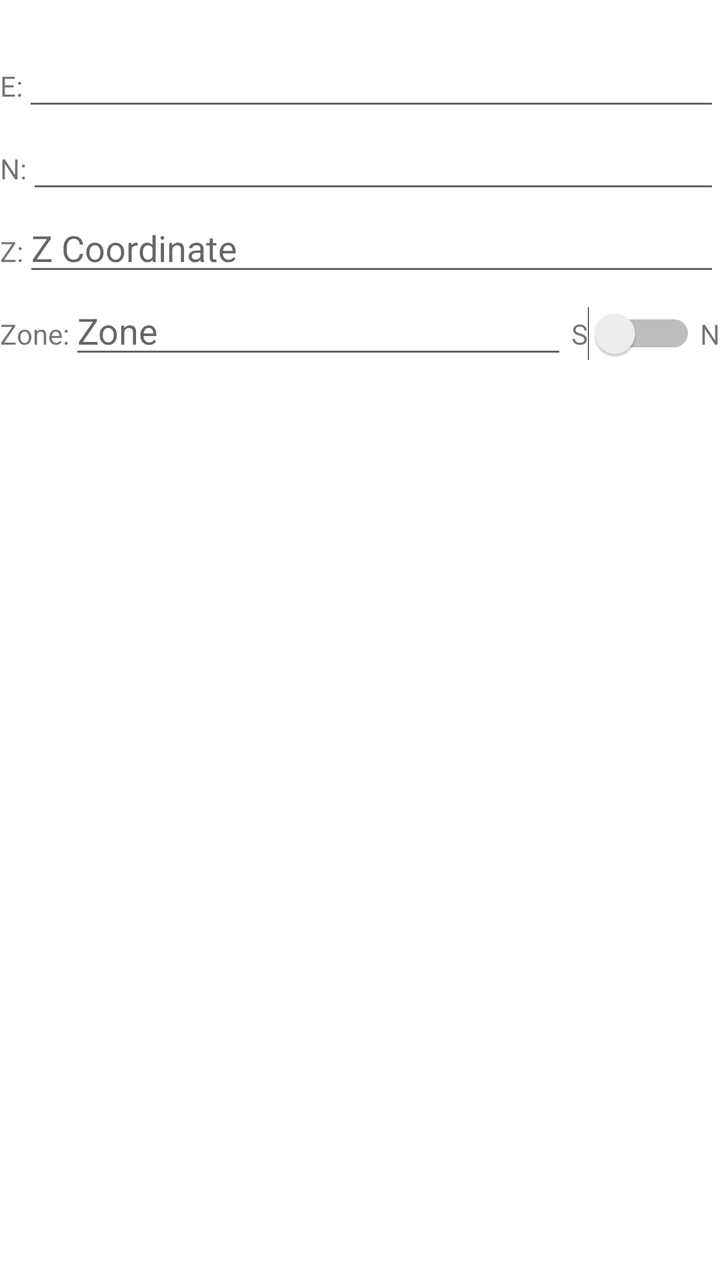
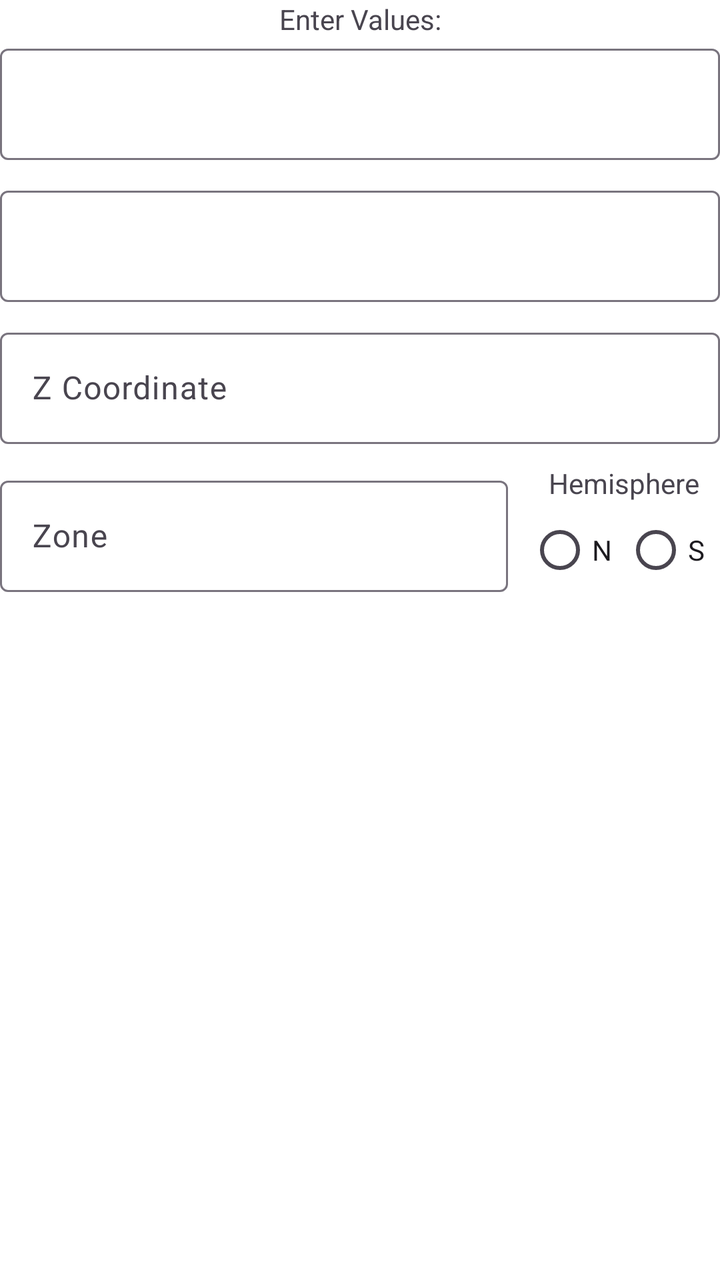

Before-and-after screenshots of an Android layout around one commit, followed by the original layout XML and the change that was made.
<!-- AndroidManifest.xml: application theme Theme.LandNv4 -->
<!-- res/layout/row_form_coord.xml -->
<LinearLayout xmlns:android="http://schemas.android.com/apk/res/android"
    android:orientation="vertical"
    android:layout_width="match_parent"
    android:layout_height="wrap_content"
    android:paddingBottom="16dp">

    <TextView
        android:id="@+id/tv_label"
        android:textStyle="bold"
        android:layout_width="wrap_content"
        android:layout_height="wrap_content"/>

    <LinearLayout
        android:orientation="vertical"
        android:layout_width="match_parent"
        android:layout_height="wrap_content">

        <LinearLayout
            android:id="@+id/ex_coord"
            android:orientation="horizontal"
            android:layout_width="match_parent"
            android:layout_height="wrap_content">

            <TextView
                android:id="@+id/tv_input_ex_label"
                android:layout_width="wrap_content"
                android:layout_height="wrap_content"
                android:text="E:"/>

            <EditText
                android:id="@+id/et_ex_coord"
                android:layout_width="0dp"
                android:layout_height="wrap_content"
                android:layout_weight="1"
                android:inputType="numberDecimal|numberSigned" />

        </LinearLayout>

        <LinearLayout
            android:id="@+id/ny_coord"
            android:orientation="horizontal"
            android:layout_width="match_parent"
            android:layout_height="wrap_content">

            <TextView
                android:id="@+id/tv_ny_label"
                android:layout_width="wrap_content"
                android:layout_height="wrap_content"
                android:text="N:"/>

            <EditText
                android:id="@+id/et_ny_coord"
                android:layout_width="0dp"
                android:layout_height="wrap_content"
                android:layout_weight="1"
                android:inputType="numberDecimal|numberSigned" />

        </LinearLayout>

        <LinearLayout
            android:id="@+id/z_coord"
            android:orientation="horizontal"
            android:layout_width="match_parent"
            android:layout_height="wrap_content">

            <TextView
                android:layout_width="wrap_content"
                android:layout_height="wrap_content"
                android:text="Z:"/>

            <EditText
                android:id="@+id/et_z_coord"
                android:layout_width="0dp"
                android:layout_height="wrap_content"
                android:layout_weight="1"
                android:inputType="numberDecimal"
                android:hint="Z Coordinate" />

        </LinearLayout>

        <LinearLayout
            android:id="@+id/zone_hemi"
            android:orientation="horizontal"
            android:layout_width="match_parent"
            android:layout_height="wrap_content">

            <TextView
                android:layout_width="wrap_content"
                android:layout_height="wrap_content"
                android:text="Zone:"/>

            <EditText
                android:id="@+id/et_zone"
                android:layout_width="0dp"
                android:layout_height="wrap_content"
                android:layout_weight="1"
                android:inputType="number"
                android:hint="Zone"/>

            <TextView
                android:layout_width="wrap_content"
                android:layout_height="wrap_content"
                android:text="S"
                android:layout_marginLeft="2dp"/>

            <Switch
                android:id="@+id/sw_hemi"
                android:layout_width="wrap_content"
                android:layout_height="wrap_content"
                android:textOn="N"
                android:textOff="S"/>

            <TextView
                android:layout_width="wrap_content"
                android:layout_height="wrap_content"
                android:text="N"
                android:layout_marginLeft="2dp"/>

        </LinearLayout>


    </LinearLayout>

    <TextView
        android:id="@+id/tv_error"
        android:layout_width="wrap_content"
        android:layout_height="wrap_content"/>
</LinearLayout>
<!-- resources referenced by this layout -->
<resources>
  <style name="Theme.LandNv4" parent="Theme.MaterialComponents.DayNight.NoActionBar">
          
          <item name="colorPrimary">@color/color_primary</item>
          <item name="colorPrimaryVariant">@color/color_primary_variant</item>
          <item name="colorOnPrimary">@color/color_on_primary</item>
  
          <item name="colorSecondary">@color/color_secondary</item>
          <item name="colorSecondaryVariant">@color/color_secondary_variant</item>
          <item name="colorOnSecondary">@color/color_on_secondary</item>
  
          
          <item name="android:windowBackground">@color/app_background</item>
          <item name="colorSurface">@color/app_surface</item>
          <item name="colorOnSurface">@color/app_on_surface</item>
      </style>
  <color name="color_primary">#1E88E5</color>
  <color name="color_primary_variant">#1565C0</color>
  <color name="color_on_primary">#FFFFFF</color>
  <color name="color_secondary">#26A69A</color>
  <color name="color_secondary_variant">#00897B</color>
  <color name="color_on_secondary">#FFFFFF</color>
  <color name="app_background">#FFFFFF</color>
  <color name="app_surface">#FFFFFF</color>
  <color name="app_on_surface">#111111</color>
</resources>

<!-- the commit's change to res/layout/row_form_coord.xml (unified diff, before → after) -->
@@ -1,128 +1,134 @@
 <LinearLayout xmlns:android="http://schemas.android.com/apk/res/android"
-    android:orientation="vertical"
     android:layout_width="match_parent"
     android:layout_height="wrap_content"
-    android:paddingBottom="16dp">
+    xmlns:app="http://schemas.android.com/apk/res-auto"
+    android:orientation="vertical"
+    android:layout_marginVertical="8dp"
+    android:layout_marginHorizontal="12dp">
 
-    <TextView
-        android:id="@+id/tv_label"
-        android:textStyle="bold"
-        android:layout_width="wrap_content"
-        android:layout_height="wrap_content"/>
-
-    <LinearLayout
-        android:orientation="vertical"
-        android:layout_width="match_parent"
-        android:layout_height="wrap_content">
+        <TextView
+            android:layout_width="match_parent"
+            android:layout_height="wrap_content"
+            android:textAlignment="center"
+            android:text="Enter Values:" />
 
         <LinearLayout
-            android:id="@+id/ex_coord"
+            android:layout_width="match_parent"
+            android:layout_height="wrap_content"
+            android:orientation="vertical">
+
+            <com.google.android.material.textfield.TextInputLayout
+                android:id="@+id/tilExCoord"
+                android:layout_width="match_parent"
+                android:layout_height="wrap_content"
+                android:layout_weight="1"
+                android:minHeight="56dp"
+                android:gravity="start|center_vertical"
+                style="?attr/textInputStyle">
+
+                <com.google.android.material.textfield.TextInputEditText
+                    android:id="@+id/et_ex_coord"
+                    android:layout_width="match_parent"
+                    android:layout_height="wrap_content"
+                    android:inputType="numberDecimal"/>
+            </com.google.android.material.textfield.TextInputLayout>
+
+            <com.google.android.material.textfield.TextInputLayout
+                android:id="@+id/tilNyCoord"
+                android:layout_width="match_parent"
+                android:layout_height="wrap_content"
+                android:layout_marginTop="10dp"
+                android:minHeight="56dp"
+                android:gravity="start|center_vertical"
+                style="?attr/textInputStyle">
+
+                <com.google.android.material.textfield.TextInputEditText
+                    android:id="@+id/et_ny_coord"
+                    android:layout_width="match_parent"
+                    android:layout_height="wrap_content"
+                    android:inputType="numberDecimal"/>
+            </com.google.android.material.textfield.TextInputLayout>
+
+            <com.google.android.material.textfield.TextInputLayout
+                android:id="@+id/tilZCoord"
+                android:layout_width="match_parent"
+                android:layout_height="wrap_content"
+                android:layout_marginTop="10dp"
+                android:hint="Z Coordinate"
+                android:minHeight="56dp"
+                android:gravity="start|center_vertical"
+                style="?attr/textInputStyle">
+
+                <com.google.android.material.textfield.TextInputEditText
+                    android:id="@+id/et_z_coord"
+                    android:layout_width="match_parent"
+                    android:layout_height="wrap_content"
+                    android:inputType="numberDecimal"/>
+            </com.google.android.material.textfield.TextInputLayout>
+        </LinearLayout>
+
+        
+        <LinearLayout
+            android:id="@+id/zone_hemi"
+            android:layout_width="match_parent"
+            android:layout_height="wrap_content"
             android:orientation="horizontal"
-            android:layout_width="match_parent"
-            android:layout_height="wrap_content">
+            android:layout_marginTop="10dp"
+            android:gravity="center_vertical"
+            style="?attr/textInputStyle">
 
-            <TextView
-                android:id="@+id/tv_input_ex_label"
-                android:layout_width="wrap_content"
-                android:layout_height="wrap_content"
-                android:text="E:"/>
-
-            <EditText
-                android:id="@+id/et_ex_coord"
+            <com.google.android.material.textfield.TextInputLayout
+                android:id="@+id/tilZone"
                 android:layout_width="0dp"
                 android:layout_height="wrap_content"
                 android:layout_weight="1"
-                android:inputType="numberDecimal|numberSigned" />
+                android:hint="Zone"
+                android:minHeight="56dp"
+                android:gravity="start|center_vertical">
 
+                <com.google.android.material.textfield.TextInputEditText
+                    android:id="@+id/et_zone"
+                    android:layout_width="match_parent"
+                    android:layout_height="wrap_content"
+                    android:inputType="number"/>
+            </com.google.android.material.textfield.TextInputLayout>
+
+            <Space
+                android:layout_width="10dp"
+                android:layout_height="1dp"/>
+
+            <LinearLayout
+                android:layout_width="wrap_content"
+                android:layout_height="wrap_content"
+                android:orientation="vertical"
+                android:gravity="center_horizontal">
+
+                <TextView
+                    android:layout_width="wrap_content"
+                    android:layout_height="wrap_content"
+                    android:text="Hemisphere"/>
+
+                <RadioGroup
+                    android:id="@+id/rgHemisphere"
+                    android:layout_width="wrap_content"
+                    android:layout_height="wrap_content"
+                    android:orientation="horizontal">
+
+                    <RadioButton
+                        android:id="@+id/rbNorth"
+                        android:layout_width="wrap_content"
+                        android:layout_height="wrap_content"
+                        android:text="N" />
+
+                    <RadioButton
+                        android:id="@+id/rbSouth"
+                        android:layout_width="wrap_content"
+                        android:layout_height="wrap_content"
+                        android:text="S" />
+                </RadioGroup>
+
+                
+            </LinearLayout>
         </LinearLayout>
 
-        <LinearLayout
-            android:id="@+id/ny_coord"
-            android:orientation="horizontal"
-            android:layout_width="match_parent"
-            android:layout_height="wrap_content">
-
-            <TextView
-                android:id="@+id/tv_ny_label"
-                android:layout_width="wrap_content"
-                android:layout_height="wrap_content"
-                android:text="N:"/>
-
-            <EditText
-                android:id="@+id/et_ny_coord"
-                android:layout_width="0dp"
-                android:layout_height="wrap_content"
-                android:layout_weight="1"
-                android:inputType="numberDecimal|numberSigned" />
-
-        </LinearLayout>
-
-        <LinearLayout
-            android:id="@+id/z_coord"
-            android:orientation="horizontal"
-            android:layout_width="match_parent"
-            android:layout_height="wrap_content">
-
-            <TextView
-                android:layout_width="wrap_content"
-                android:layout_height="wrap_content"
-                android:text="Z:"/>
-
-            <EditText
-                android:id="@+id/et_z_coord"
-                android:layout_width="0dp"
-                android:layout_height="wrap_content"
-                android:layout_weight="1"
-                android:inputType="numberDecimal"
-                android:hint="Z Coordinate" />
-
-        </LinearLayout>
-
-        <LinearLayout
-            android:id="@+id/zone_hemi"
-            android:orientation="horizontal"
-            android:layout_width="match_parent"
-            android:layout_height="wrap_content">
-
-            <TextView
-                android:layout_width="wrap_content"
-                android:layout_height="wrap_content"
-                android:text="Zone:"/>
-
-            <EditText
-                android:id="@+id/et_zone"
-                android:layout_width="0dp"
-                android:layout_height="wrap_content"
-                android:layout_weight="1"
-                android:inputType="number"
-                android:hint="Zone"/>
-
-            <TextView
-                android:layout_width="wrap_content"
-                android:layout_height="wrap_content"
-                android:text="S"
-                android:layout_marginLeft="2dp"/>
-
-            <Switch
-                android:id="@+id/sw_hemi"
-                android:layout_width="wrap_content"
-                android:layout_height="wrap_content"
-                android:textOn="N"
-                android:textOff="S"/>
-
-            <TextView
-                android:layout_width="wrap_content"
-                android:layout_height="wrap_content"
-                android:text="N"
-                android:layout_marginLeft="2dp"/>
-
-        </LinearLayout>
-
-
     </LinearLayout>
-
-    <TextView
-        android:id="@+id/tv_error"
-        android:layout_width="wrap_content"
-        android:layout_height="wrap_content"/>
-</LinearLayout>
<!-- resource entries referenced after the edit -->
@@ -1,28 +1,41 @@
 <!-- resources referenced by this layout -->
 <resources>
-  <style name="Theme.LandNv4" parent="Theme.MaterialComponents.DayNight.NoActionBar">
+  <style name="Theme.LandNv4" parent="Theme.Material3.DayNight.NoActionBar">
+  
           
           <item name="colorPrimary">@color/color_primary</item>
-          <item name="colorPrimaryVariant">@color/color_primary_variant</item>
           <item name="colorOnPrimary">@color/color_on_primary</item>
-  
           <item name="colorSecondary">@color/color_secondary</item>
-          <item name="colorSecondaryVariant">@color/color_secondary_variant</item>
           <item name="colorOnSecondary">@color/color_on_secondary</item>
   
           
           <item name="android:windowBackground">@color/app_background</item>
-          <item name="colorSurface">@color/app_surface</item>
+  
           <item name="colorOnSurface">@color/app_on_surface</item>
+  
+          
+          <item name="colorSurface">#F5F5F5</item>
+          <item name="colorSurfaceVariant">#EEEEEE</item>
+          <item name="colorSurfaceContainer">#F2F2F2</item>
+          <item name="colorSurfaceContainerLow">#F7F7F7</item>
+  
+          
+          <item name="android:statusBarColor">@android:color/transparent</item>
+          <item name="android:navigationBarColor">@android:color/transparent</item>
+  
+          
+          <item name="android:enforceStatusBarContrast">false</item>
+          <item name="android:enforceNavigationBarContrast">false</item>
+          <item name="android:windowLightStatusBar">false</item>
+          <item name="android:windowLightNavigationBar">false</item>
+  
+  
       </style>
   <color name="color_primary">#1E88E5</color>
-  <color name="color_primary_variant">#1565C0</color>
   <color name="color_on_primary">#FFFFFF</color>
   <color name="color_secondary">#26A69A</color>
-  <color name="color_secondary_variant">#00897B</color>
   <color name="color_on_secondary">#FFFFFF</color>
   <color name="app_background">#FFFFFF</color>
-  <color name="app_surface">#FFFFFF</color>
   <color name="app_on_surface">#111111</color>
 </resources>
 
